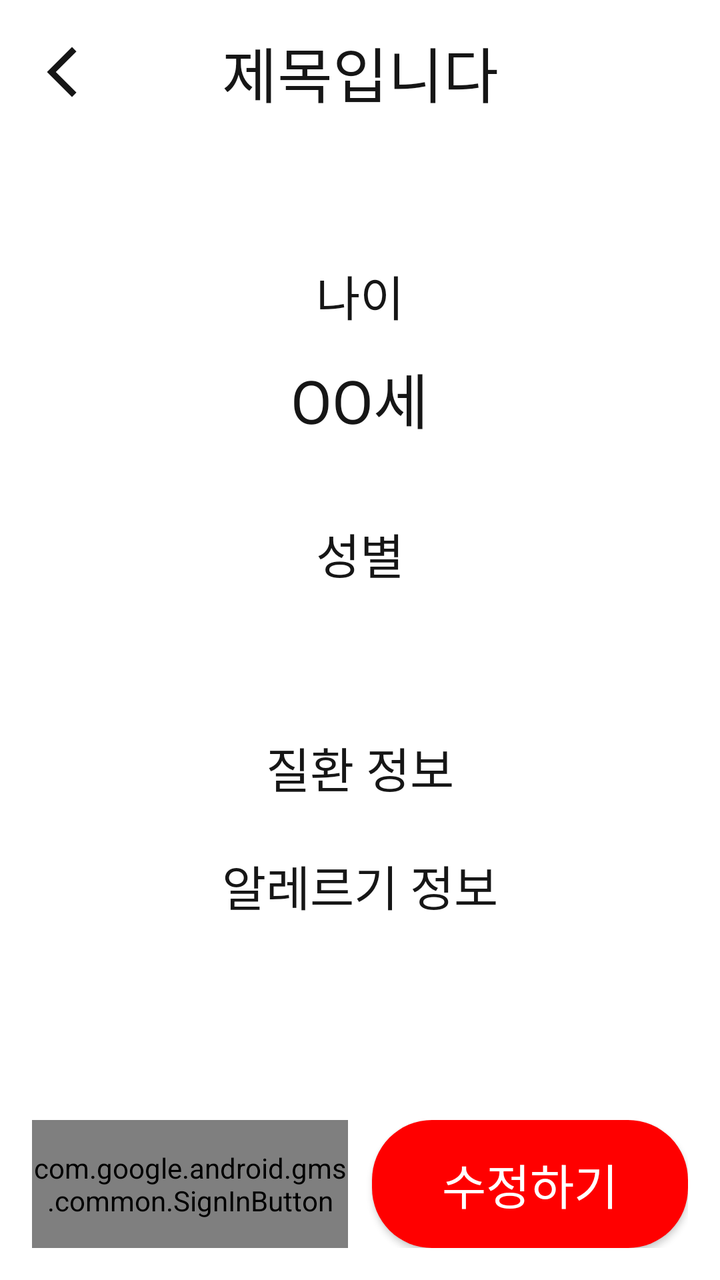
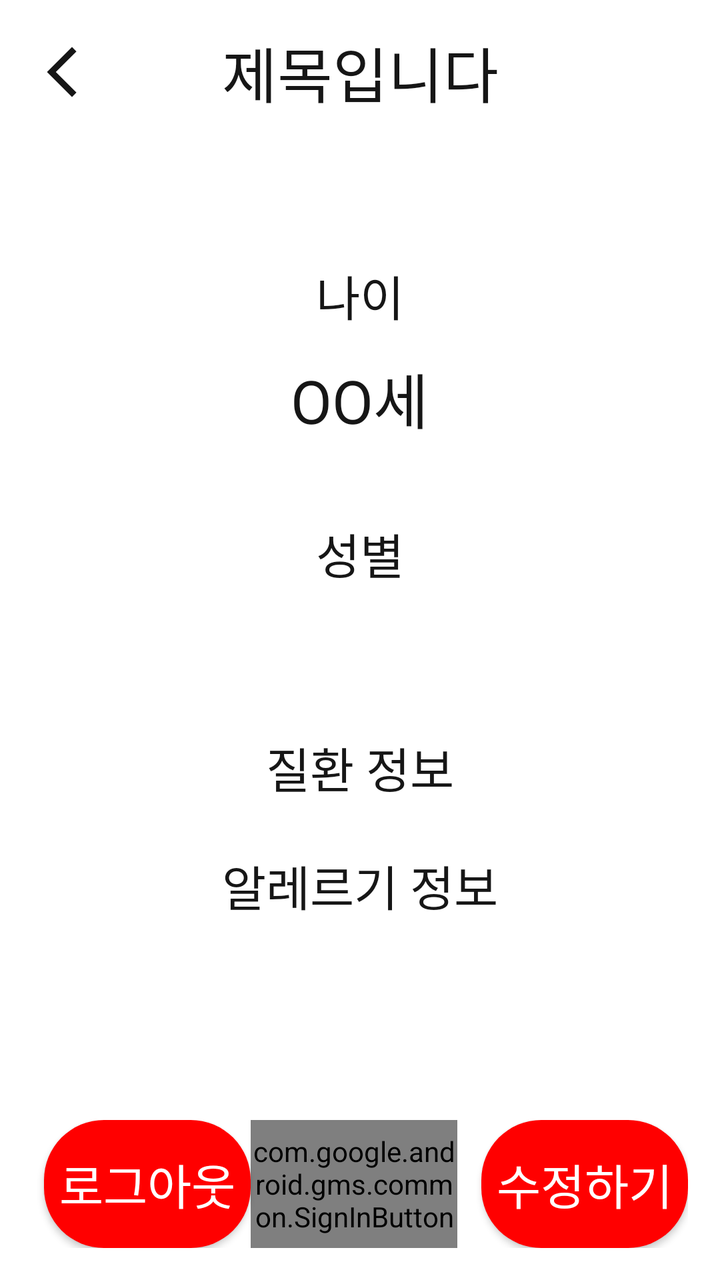

An Android layout rendered at two revisions. The XML below is the earlier revision; the diff shows what the commit changed to produce the second picture.
<!-- AndroidManifest.xml: application theme Theme.BeYourEyes -->
<!-- res/layout/activity_user_info.xml -->
<?xml version="1.0" encoding="utf-8"?>
<LinearLayout xmlns:android="http://schemas.android.com/apk/res/android"
    xmlns:app="http://schemas.android.com/apk/res-auto"
    xmlns:tools="http://schemas.android.com/tools"
    android:layout_width="match_parent"
    android:layout_height="match_parent"
    android:orientation="vertical"
    tools:context=".UserInfoActivity">

  <include
      android:id="@+id/include"
      layout="@layout/toolbar_dafault"
      app:popupTheme="@style/ThemeOverlay.AppCompat.Light"/>


  <ScrollView
      android:layout_width="match_parent"
      android:layout_height="0dp"
      android:padding="24sp"
      android:layout_weight="1">

    <LinearLayout
        android:layout_width="match_parent"
        android:layout_height="wrap_content"
        android:orientation="vertical">

      <TextView
          android:id="@+id/ageText"
          android:layout_width="wrap_content"
          android:layout_height="wrap_content"
          android:layout_gravity="center"
          android:layout_marginTop="34sp"
          android:text="나이"
          android:textColor="@color/black"
          style="@style/title3"/>

      <TextView
          android:id="@+id/infoAge"
          android:layout_width="wrap_content"
          android:layout_height="wrap_content"
          android:layout_gravity="center"
          android:layout_marginTop="12sp"
          android:minHeight="48dp"
          android:textAlignment="center"
          android:text="OO세"
          android:textColor="@color/black"
          style="@style/title2"/>

      <TextView
          android:id="@+id/sexText"
          android:layout_width="wrap_content"
          android:layout_height="wrap_content"
          android:layout_gravity="center"
          android:layout_marginTop="34sp"
          android:text="성별"
          android:textColor="@color/black"
          style="@style/title3"/>

      <TextView
          android:id="@+id/infoSex"
          android:layout_width="wrap_content"
          android:layout_height="wrap_content"
          android:layout_gravity="center"
          android:layout_marginTop="12sp"
          style="@style/title3"
          android:fontFamily="@font/pretendard500"
          android:minHeight="48dp"
          android:textAlignment="center"
          android:textColor="@color/black"
          android:textSize="24sp" />


      <TextView
          android:id="@+id/diseaseText"
          android:layout_width="wrap_content"
          android:layout_height="wrap_content"
          android:layout_gravity="center"
          android:layout_marginTop="12sp"
          android:text="질환 정보"
          android:textColor="@color/black"
          style="@style/title3" />

      <com.google.android.material.chip.ChipGroup
          android:id="@+id/diseaseChipGroup"
          android:layout_width="wrap_content"
          android:layout_height="wrap_content"
          android:layout_gravity="center"
          android:layout_marginTop="12sp"
          app:chipSpacingHorizontal="12dp"
          app:singleLine="true"
          style="@style/title3">

      </com.google.android.material.chip.ChipGroup>

      <TextView
          android:id="@+id/allergicText"
          android:layout_width="wrap_content"
          android:layout_height="wrap_content"
          android:layout_gravity="center"
          android:layout_marginTop="12sp"
          android:text="알레르기 정보"
          android:textColor="@color/black"
          style="@style/title3" />

      <com.google.android.material.chip.ChipGroup
          android:id="@+id/allergyChipGroup"
          android:layout_width="wrap_content"
          android:layout_height="wrap_content"
          android:layout_gravity="center"
          android:layout_marginTop="12sp"
          app:chipSpacingHorizontal="12dp"
          app:singleLine="false"
          style="@style/title3">

      </com.google.android.material.chip.ChipGroup>

    </LinearLayout>
  </ScrollView>

  <LinearLayout
      android:layout_width="match_parent"
      android:layout_height="wrap_content"
      android:orientation="horizontal"
      android:layout_marginBottom="16sp"
      android:layout_marginLeft="16sp"
      android:layout_marginRight="16sp">


    <com.google.android.gms.common.SignInButton
        android:id="@+id/googleConnectButton"
        android:layout_width="match_parent"
        android:layout_height="64sp"
        android:layout_weight="1"
        android:layout_marginEnd="6sp"
        android:fontFamily="@font/pretendard700" />

    

    <androidx.appcompat.widget.AppCompatButton
        android:id="@+id/userInfoChangeButton"
        android:layout_width="match_parent"
        android:layout_height="64sp"
        android:layout_weight="1"
        android:layout_marginStart="6sp"
        android:background="@drawable/button_highlight"
        android:fontFamily="@font/pretendard700"
        android:text="수정하기"
        android:textColor="@color/white"
        android:textSize="24sp" />
  </LinearLayout>

</LinearLayout>
<!-- res/layout/toolbar_dafault.xml (included above) -->
<?xml version="1.0" encoding="utf-8"?>
<androidx.appcompat.widget.Toolbar xmlns:android="http://schemas.android.com/apk/res/android"
    xmlns:app="http://schemas.android.com/apk/res-auto"
    android:id="@+id/toolbarDefault"
    android:layout_width="match_parent"
    android:layout_height="72sp"
    android:background="@color/transparent">

    
    <ImageButton
        android:id="@+id/toolbarBackBtn"
        android:layout_width="wrap_content"
        android:layout_height="wrap_content"
        android:background="?android:attr/selectableItemBackground"
        android:contentDescription="뒤로가기"
        android:gravity="left"
        android:src="@drawable/arrow_back" />

    
    <TextView
        android:id="@+id/toolbarTitle"
        style="@style/title2"
        android:layout_width="wrap_content"
        android:layout_height="match_parent"
        android:layout_gravity="center"
        android:gravity="center"
        android:text="제목입니다"
        android:textColor="@color/black" />


</androidx.appcompat.widget.Toolbar>
<!-- resources referenced by this layout -->
<resources>
  <color name="black">#FF161616</color>
  <color name="transparent">#00FFFFFF</color>
  <color name="white">#FFFFFFFF</color>
  <!-- drawable arrow_back (drawable) -->
  <vector android:height="30dp" android:tint="#161616"
      android:viewportHeight="24" android:viewportWidth="24"
      android:width="30dp" xmlns:android="http://schemas.android.com/apk/res/android">
      <path android:fillColor="@android:color/white" android:pathData="M17.77,3.77l-1.77,-1.77l-10,10l10,10l1.77,-1.77l-8.23,-8.23z"/>
  </vector>
  <!-- drawable button_highlight (drawable) -->
  <?xml version="1.0" encoding="utf-8"?>
  <shape xmlns:android="http://schemas.android.com/apk/res/android"
      android:shape="rectangle">
      <solid android:color="@color/highlight" />
      <corners android:radius="30dp" />
  
  </shape>
  <style name="title2">
          <item name="android:fontFamily">@font/pretendard700</item>
          <item name="android:textSize">30sp</item>
      </style>
  <style name="title3">
          <item name="android:fontFamily">@font/pretendard600</item>
          <item name="android:textSize">24sp</item>
      </style>
  <style name="Theme.BeYourEyes" parent="Theme.MaterialComponents.DayNight.DarkActionBar">
          
          <item name="colorPrimary">@color/purple_500</item>
          <item name="colorPrimaryVariant">@color/purple_700</item>
          <item name="colorOnPrimary">@color/white</item>
          
          <item name="colorSecondary">@color/teal_200</item>
          <item name="colorSecondaryVariant">@color/teal_700</item>
          <item name="colorOnSecondary">@color/black</item>
          
          <item name="android:statusBarColor">?attr/colorPrimaryVariant</item>
          
  
          
          <item name="windowNoTitle">true</item>
          
          <item name="android:windowFullscreen">true</item>
  
          <item name="windowActionBar">false</item>
  
      </style>
  <color name="highlight">#FF0000</color>
  <color name="purple_500">#FF6200EE</color>
  <color name="purple_700">#FF3700B3</color>
  <color name="teal_200">#FF03DAC5</color>
  <color name="teal_700">#FF018786</color>
</resources>

<!-- the commit's change to res/layout/activity_user_info.xml (unified diff, before → after) -->
@@ -118,6 +118,7 @@
   </ScrollView>
 
   <LinearLayout
+      android:id="@+id/userInfoBottomLinear"
       android:layout_width="match_parent"
       android:layout_height="wrap_content"
       android:orientation="horizontal"
@@ -125,6 +126,17 @@
       android:layout_marginLeft="16sp"
       android:layout_marginRight="16sp">
 
+    <androidx.appcompat.widget.AppCompatButton
+        android:id="@+id/googleLogoutButton"
+        android:layout_width="match_parent"
+        android:layout_height="64sp"
+        android:layout_weight="1"
+        android:layout_marginStart="6sp"
+        android:background="@drawable/button_highlight"
+        android:fontFamily="@font/pretendard700"
+        android:text="로그아웃"
+        android:textColor="@color/white"
+        android:textSize="24sp" />
 
     <com.google.android.gms.common.SignInButton
         android:id="@+id/googleConnectButton"
